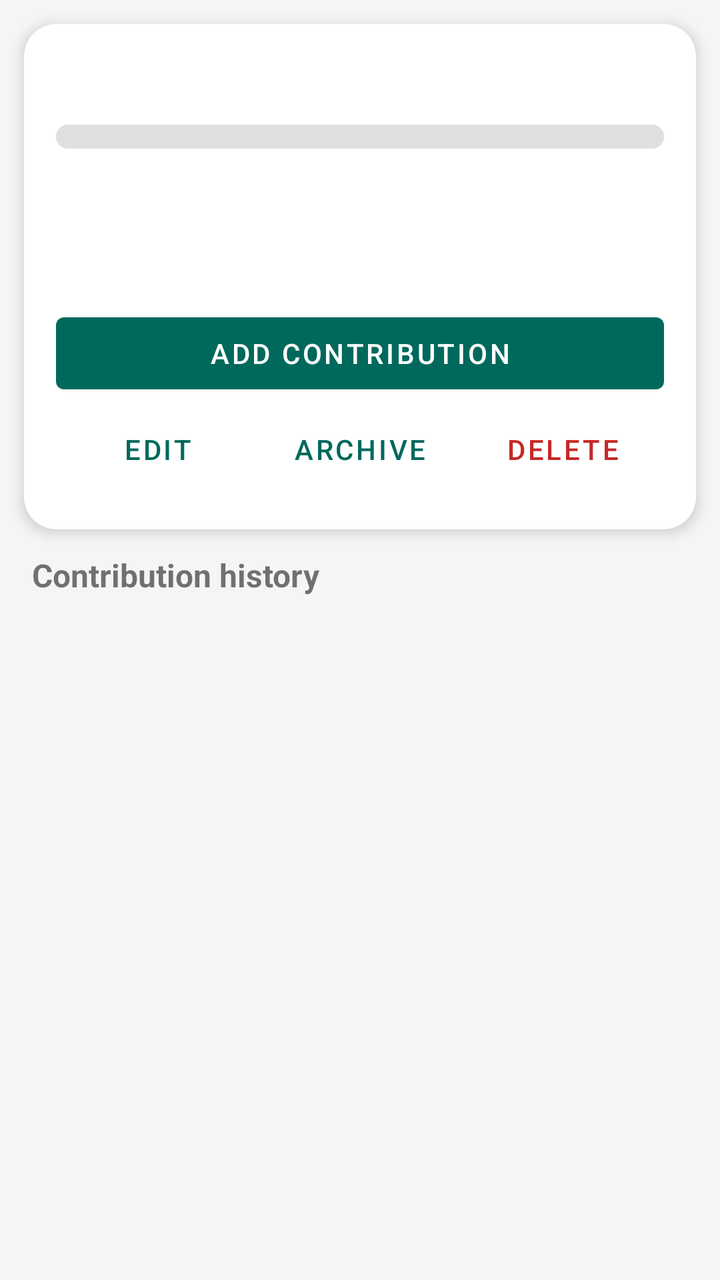
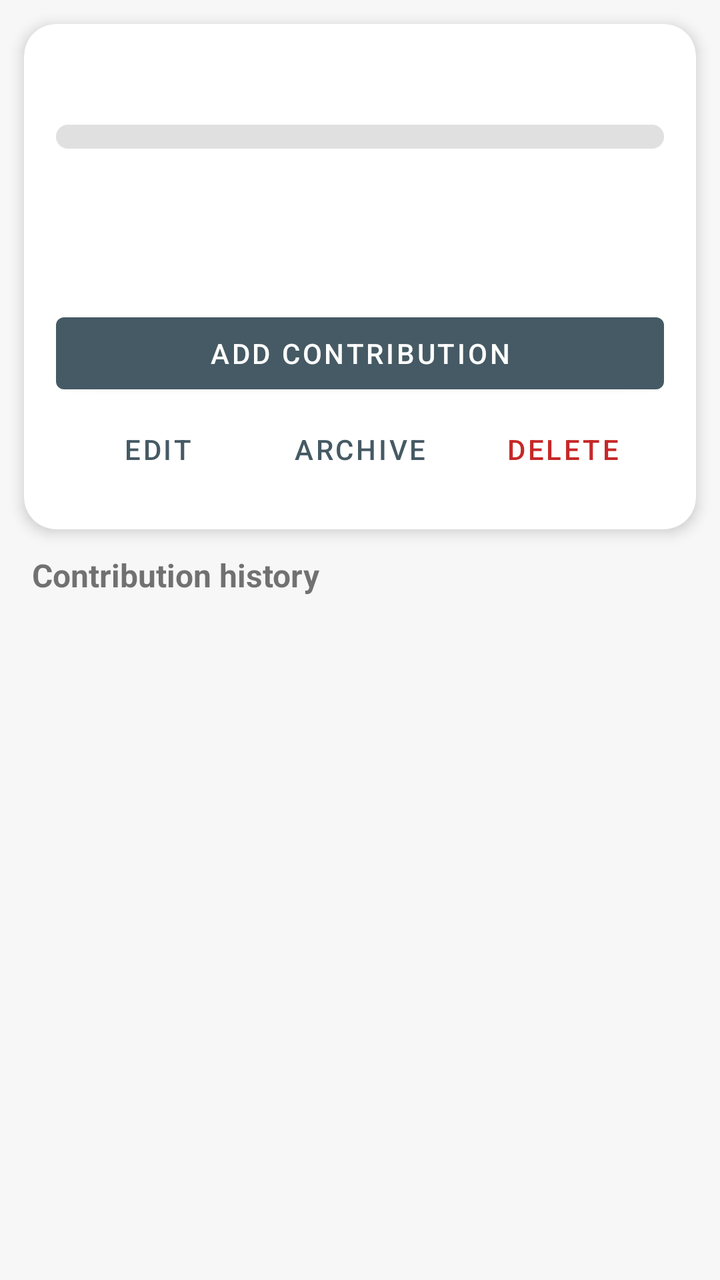

Before-and-after screenshots of an Android layout around one commit, followed by the original layout XML and the change that was made.
<!-- AndroidManifest.xml: application theme Theme.ExpenseTracker -->
<!-- res/layout/activity_goal_detail.xml -->
<?xml version="1.0" encoding="utf-8"?>
<LinearLayout xmlns:android="http://schemas.android.com/apk/res/android"
    xmlns:app="http://schemas.android.com/apk/res-auto"
    android:layout_width="match_parent"
    android:layout_height="match_parent"
    android:orientation="vertical">

    <androidx.cardview.widget.CardView
        android:layout_width="match_parent"
        android:layout_height="wrap_content"
        android:layout_margin="12dp"
        app:cardCornerRadius="16dp"
        app:cardElevation="4dp">

        <LinearLayout
            android:layout_width="match_parent"
            android:layout_height="wrap_content"
            android:orientation="vertical"
            android:padding="16dp">

            <LinearLayout
                android:layout_width="match_parent"
                android:layout_height="wrap_content"
                android:orientation="horizontal">

                <TextView
                    android:id="@+id/goalName"
                    android:layout_width="0dp"
                    android:layout_height="wrap_content"
                    android:layout_weight="1"
                    android:textColor="#212121"
                    android:textSize="18sp"
                    android:textStyle="bold" />

                <TextView
                    android:id="@+id/goalPercent"
                    android:layout_width="wrap_content"
                    android:layout_height="wrap_content"
                    android:textSize="18sp"
                    android:textStyle="bold" />
            </LinearLayout>

            <com.google.android.material.progressindicator.LinearProgressIndicator
                android:id="@+id/goalProgress"
                android:layout_width="match_parent"
                android:layout_height="wrap_content"
                android:layout_marginTop="10dp"
                android:contentDescription="@string/cd_goal_progress"
                android:max="100"
                app:trackColor="@color/progress_track"
                app:trackCornerRadius="6dp"
                app:trackThickness="12dp" />

            <TextView
                android:id="@+id/goalLine1"
                android:layout_width="wrap_content"
                android:layout_height="wrap_content"
                android:layout_marginTop="8dp"
                android:textColor="#424242"
                android:textSize="14sp" />

            <TextView
                android:id="@+id/goalLine2"
                android:layout_width="wrap_content"
                android:layout_height="wrap_content"
                android:layout_marginTop="2dp"
                android:textColor="#616161"
                android:textSize="13sp" />

            <TextView
                android:id="@+id/goalLine3"
                android:layout_width="wrap_content"
                android:layout_height="wrap_content"
                android:layout_marginTop="2dp"
                android:textColor="#616161"
                android:textSize="13sp" />

            <Button
                android:id="@+id/addContributionButton"
                android:layout_width="match_parent"
                android:layout_height="wrap_content"
                android:layout_marginTop="12dp"
                android:text="@string/goal_add_contribution" />

            <LinearLayout
                android:layout_width="match_parent"
                android:layout_height="wrap_content"
                android:orientation="horizontal">

                <Button
                    android:id="@+id/editGoalButton"
                    style="@style/Widget.MaterialComponents.Button.TextButton"
                    android:layout_width="0dp"
                    android:layout_height="wrap_content"
                    android:layout_weight="1"
                    android:text="@string/edit" />

                <Button
                    android:id="@+id/archiveGoalButton"
                    style="@style/Widget.MaterialComponents.Button.TextButton"
                    android:layout_width="0dp"
                    android:layout_height="wrap_content"
                    android:layout_weight="1"
                    android:text="@string/goal_archive" />

                <Button
                    android:id="@+id/deleteGoalButton"
                    style="@style/Widget.MaterialComponents.Button.TextButton"
                    android:layout_width="0dp"
                    android:layout_height="wrap_content"
                    android:layout_weight="1"
                    android:text="@string/delete"
                    android:textColor="@color/expense" />
            </LinearLayout>
        </LinearLayout>
    </androidx.cardview.widget.CardView>

    <TextView
        android:layout_width="match_parent"
        android:layout_height="wrap_content"
        android:paddingStart="16dp"
        android:paddingEnd="16dp"
        android:paddingBottom="4dp"
        android:text="@string/goal_history"
        android:textSize="16sp"
        android:textStyle="bold" />

    <FrameLayout
        android:layout_width="match_parent"
        android:layout_height="0dp"
        android:layout_weight="1">

        <androidx.recyclerview.widget.RecyclerView
            android:id="@+id/contributionList"
            android:layout_width="match_parent"
            android:layout_height="match_parent"
            android:clipToPadding="false"
            android:paddingBottom="16dp" />

        <TextView
            android:id="@+id/contributionEmpty"
            android:layout_width="match_parent"
            android:layout_height="wrap_content"
            android:layout_gravity="center"
            android:gravity="center"
            android:padding="24dp"
            android:text="@string/goal_history_empty"
            android:textColor="#757575"
            android:textSize="15sp"
            android:visibility="gone" />
    </FrameLayout>
</LinearLayout>
<!-- resources referenced by this layout -->
<resources>
  <color name="expense">#C62828</color>
  <color name="progress_track">#E0E0E0</color>
  <string name="delete">Delete</string>
  <string name="edit">Edit</string>
  <style name="Theme.ExpenseTracker" parent="Theme.MaterialComponents.Light.DarkActionBar">
          <item name="colorPrimary">@color/primary</item>
          <item name="colorPrimaryVariant">@color/primary_dark</item>
          <item name="colorOnPrimary">@color/on_primary</item>
          <item name="colorSecondary">@color/accent</item>
          <item name="colorOnSecondary">@color/on_primary</item>
          <item name="android:windowBackground">@color/background</item>
      </style>
  <color name="primary">#00695C</color>
  <color name="primary_dark">#004D40</color>
  <color name="on_primary">#FFFFFF</color>
  <color name="accent">#00897B</color>
  <color name="background">#F5F5F5</color>
  <!-- unchanged entries left out for length: 5 -->
</resources>

<!-- the commit's change to res/layout/activity_goal_detail.xml (unified diff, before → after) -->
@@ -6,6 +6,7 @@
     android:orientation="vertical">
 
     <androidx.cardview.widget.CardView
+        app:cardBackgroundColor="?attr/etSurface"
         android:layout_width="match_parent"
         android:layout_height="wrap_content"
         android:layout_margin="12dp"
@@ -28,7 +29,7 @@
                     android:layout_width="0dp"
                     android:layout_height="wrap_content"
                     android:layout_weight="1"
-                    android:textColor="#212121"
+                    android:textColor="?attr/etTextPrimary"
                     android:textSize="18sp"
                     android:textStyle="bold" />
 
@@ -47,7 +48,7 @@
                 android:layout_marginTop="10dp"
                 android:contentDescription="@string/cd_goal_progress"
                 android:max="100"
-                app:trackColor="@color/progress_track"
+                app:trackColor="?attr/etTrack"
                 app:trackCornerRadius="6dp"
                 app:trackThickness="12dp" />
 
@@ -56,7 +57,7 @@
                 android:layout_width="wrap_content"
                 android:layout_height="wrap_content"
                 android:layout_marginTop="8dp"
-                android:textColor="#424242"
+                android:textColor="?attr/etTextSecondary"
                 android:textSize="14sp" />
 
             <TextView
@@ -64,7 +65,7 @@
                 android:layout_width="wrap_content"
                 android:layout_height="wrap_content"
                 android:layout_marginTop="2dp"
-                android:textColor="#616161"
+                android:textColor="?attr/etTextTertiary"
                 android:textSize="13sp" />
 
             <TextView
@@ -72,7 +73,7 @@
                 android:layout_width="wrap_content"
                 android:layout_height="wrap_content"
                 android:layout_marginTop="2dp"
-                android:textColor="#616161"
+                android:textColor="?attr/etTextTertiary"
                 android:textSize="13sp" />
 
             <Button
@@ -110,7 +111,7 @@
                     android:layout_height="wrap_content"
                     android:layout_weight="1"
                     android:text="@string/delete"
-                    android:textColor="@color/expense" />
+                    android:textColor="?attr/etExpense" />
             </LinearLayout>
         </LinearLayout>
     </androidx.cardview.widget.CardView>
@@ -145,7 +146,7 @@
             android:gravity="center"
             android:padding="24dp"
             android:text="@string/goal_history_empty"
-            android:textColor="#757575"
+            android:textColor="?attr/etTextTertiary"
             android:textSize="15sp"
             android:visibility="gone" />
     </FrameLayout>
<!-- resource entries referenced after the edit -->
@@ -1,22 +1,69 @@
 <!-- resources referenced by this layout -->
 <resources>
-  <color name="expense">#C62828</color>
-  <color name="progress_track">#E0E0E0</color>
   <string name="delete">Delete</string>
   <string name="edit">Edit</string>
-  <style name="Theme.ExpenseTracker" parent="Theme.MaterialComponents.Light.DarkActionBar">
-          <item name="colorPrimary">@color/primary</item>
-          <item name="colorPrimaryVariant">@color/primary_dark</item>
-          <item name="colorOnPrimary">@color/on_primary</item>
-          <item name="colorSecondary">@color/accent</item>
-          <item name="colorOnSecondary">@color/on_primary</item>
-          <item name="android:windowBackground">@color/background</item>
+  <style name="Theme.ExpenseTracker" parent="Theme.ExpenseTracker.White" />
+  <style name="Theme.ExpenseTracker.White" parent="Theme.MaterialComponents.Light.DarkActionBar">
+          <item name="colorPrimary">@color/theme_white_primary</item>
+          <item name="colorPrimaryVariant">@color/theme_white_primary_dark</item>
+          <item name="colorOnPrimary">@color/theme_white_on_primary</item>
+          <item name="colorSecondary">@color/theme_white_accent</item>
+          <item name="colorOnSecondary">@color/theme_white_on_primary</item>
+          <item name="colorSurface">@color/theme_white_surface</item>
+          <item name="colorOnSurface">@color/theme_white_t1</item>
+          <item name="colorOnBackground">@color/theme_white_t1</item>
+          <item name="android:colorBackground">@color/theme_white_bg</item>
+          <item name="android:windowBackground">@color/theme_white_bg</item>
+          <item name="android:statusBarColor">@color/theme_white_primary_dark</item>
+          <item name="android:textColorPrimary">@color/theme_white_t1</item>
+          <item name="android:textColorSecondary">@color/theme_white_t2</item>
+          <item name="android:textColorHint">@color/theme_white_t3</item>
+          <item name="etBackground">@color/theme_white_bg</item>
+          <item name="etSurface">@color/theme_white_surface</item>
+          <item name="etTextPrimary">@color/theme_white_t1</item>
+          <item name="etTextSecondary">@color/theme_white_t2</item>
+          <item name="etTextTertiary">@color/theme_white_t3</item>
+          <item name="etAccent">@color/theme_white_accent</item>
+          <item name="etTrack">@color/theme_white_track</item>
+          <item name="etDivider">@color/theme_white_divider</item>
+          <item name="etHero">@color/theme_white_hero</item>
+          <item name="etOnHero">@color/theme_white_on_hero</item>
+          <item name="etOnHeroMuted">@color/theme_white_hero_muted</item>
+          <item name="etHeroIncome">@color/theme_white_hero_income</item>
+          <item name="etHeroExpense">@color/theme_white_hero_expense</item>
+          <item name="etIncome">@color/theme_white_income</item>
+          <item name="etExpense">@color/theme_white_expense</item>
+          <item name="etWarning">@color/theme_white_warning</item>
+          <item name="etExpenseLight">@color/theme_white_expense_light</item>
+          <item name="etWarningLight">@color/theme_white_warning_light</item>
+          <item name="etBannerText">@color/theme_white_banner_text</item>
+          <item name="etChartText">@color/theme_white_chart_text</item>
+          <item name="etChartGrid">@color/theme_white_chart_grid</item>
       </style>
-  <color name="primary">#00695C</color>
-  <color name="primary_dark">#004D40</color>
-  <color name="on_primary">#FFFFFF</color>
-  <color name="accent">#00897B</color>
-  <color name="background">#F5F5F5</color>
+  <color name="theme_white_primary">#455A64</color>
+  <color name="theme_white_primary_dark">#263238</color>
+  <color name="theme_white_on_primary">#FFFFFF</color>
+  <color name="theme_white_accent">#00897B</color>
+  <color name="theme_white_surface">#FFFFFF</color>
+  <color name="theme_white_t1">#212121</color>
+  <color name="theme_white_bg">#F7F7F7</color>
+  <color name="theme_white_t2">#424242</color>
+  <color name="theme_white_t3">#6B6B6B</color>
+  <color name="theme_white_track">#E0E0E0</color>
+  <color name="theme_white_divider">#E0E0E0</color>
+  <color name="theme_white_hero">#455A64</color>
+  <color name="theme_white_on_hero">#FFFFFF</color>
+  <color name="theme_white_hero_muted">#CFD8DC</color>
+  <color name="theme_white_hero_income">#C8E6C9</color>
+  <color name="theme_white_hero_expense">#FFCDD2</color>
+  <color name="theme_white_income">#2E7D32</color>
+  <color name="theme_white_expense">#C62828</color>
+  <color name="theme_white_warning">#B85C00</color>
+  <color name="theme_white_expense_light">#FFCDD2</color>
+  <color name="theme_white_warning_light">#FFE0B2</color>
+  <color name="theme_white_banner_text">#212121</color>
+  <color name="theme_white_chart_text">#424242</color>
+  <color name="theme_white_chart_grid">#E0E0E0</color>
   <!-- unchanged entries left out for length: 5 -->
 </resources>
 
